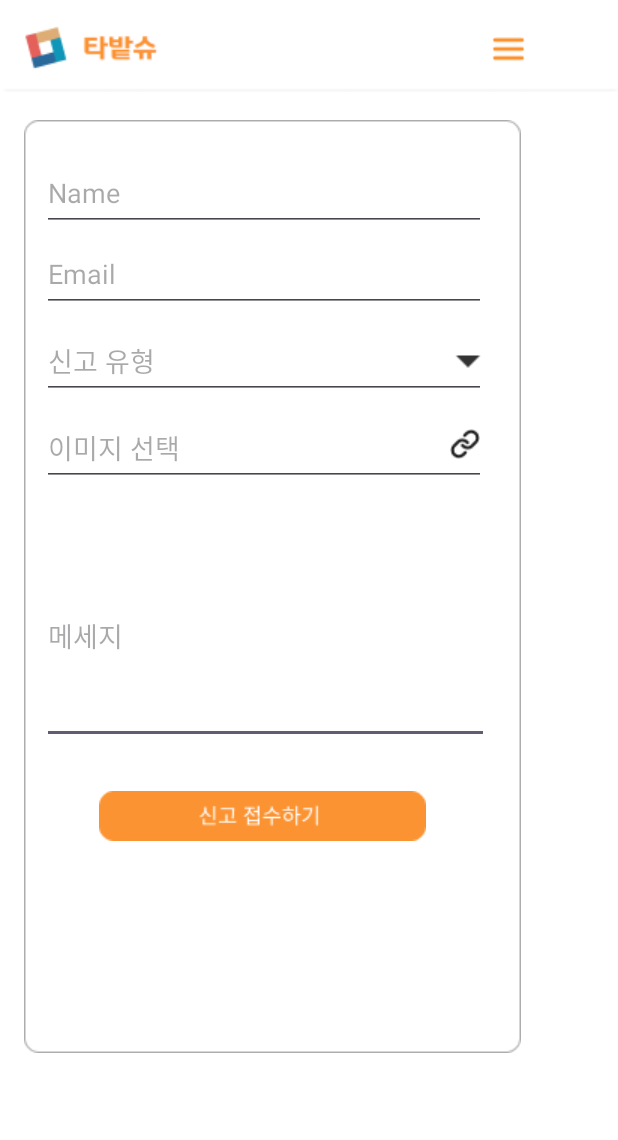
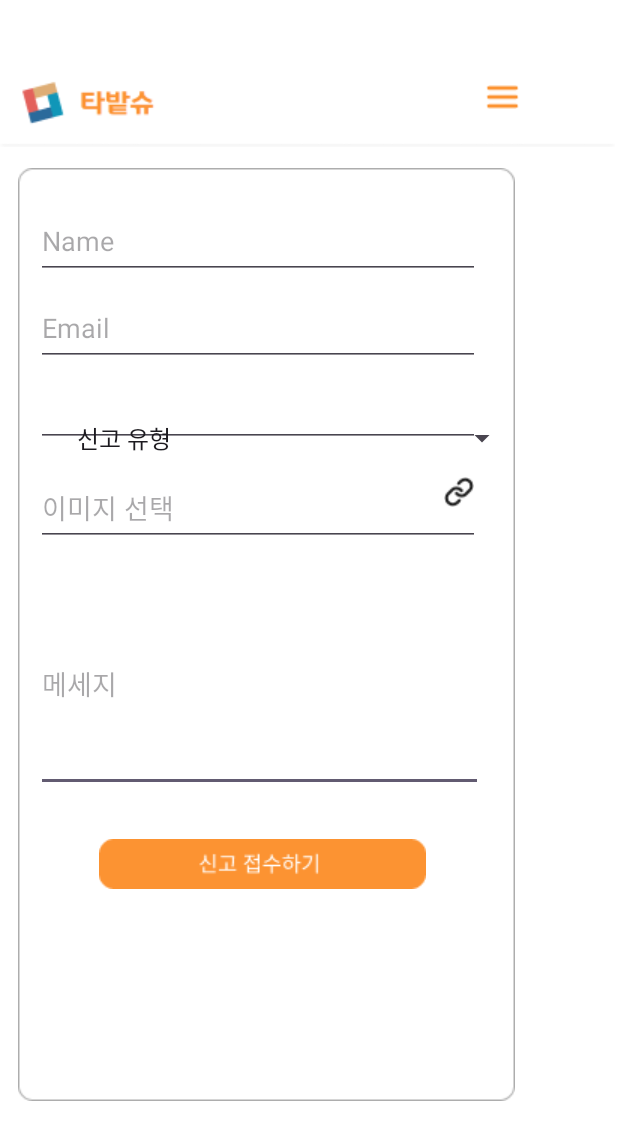
Before and after one commit to ta-bat-shu/tabatshu_android, an Android app: the ReportActivity screen opened directly, with no data from a screen before it, after a tap on "사진 촬영", on a phone screen of 412 x 824 dp. Shown: the top 1140 px of the screen. Run offline under Robolectric (Android 15) with nearby library versions, the phone set to English and light mode, and no system bars.

Commit message:
신고 타입 창 구현

```diff
--- a/app/src/main/java/com/example/tabatshu_android/ReportActivity.kt
+++ b/app/src/main/java/com/example/tabatshu_android/ReportActivity.kt
@@ -14,6 +14,7 @@ import android.view.View
 import android.widget.EditText
 import android.widget.ImageButton
 import android.widget.PopupMenu
+import android.widget.Spinner
 import android.widget.Toast
 import androidx.activity.enableEdgeToEdge
 import androidx.appcompat.app.AppCompatActivity
@@ -24,11 +25,13 @@ import java.io.File
 import java.io.IOException
 import java.text.SimpleDateFormat
 import java.util.*
+import android.widget.ArrayAdapter
+
 
 class ReportActivity : AppCompatActivity() {
     private lateinit var nameEditText: EditText
     private lateinit var emailEditText: EditText
-    private lateinit var reportTypeEditText: EditText
+    private lateinit var reportTypeSpinner: Spinner
     private lateinit var imageSelectEditText: EditText
     private lateinit var messageEditText: EditText
     private lateinit var currentPhotoPath: String
@@ -36,6 +39,7 @@ class ReportActivity : AppCompatActivity() {
     companion object {
         const val REQUEST_TAKE_PHOTO = 1
         const val REQUEST_CAMERA_PERMISSION = 2
+        const val REQUEST_SELECT_PHOTO = 3
     }
 
     override fun onCreate(savedInstanceState: Bundle?) {
@@ -56,9 +60,17 @@ class ReportActivity : AppCompatActivity() {
         // EditText 초기화
         nameEditText = findViewById(R.id.editTextText)
         emailEditText = findViewById(R.id.editTextText2)
-        reportTypeEditText = findViewById(R.id.editTextText3)
+        reportTypeSpinner = findViewById(R.id.reporttypebtn) // Spinner 초기화
         imageSelectEditText = findViewById(R.id.editTextText4)
         messageEditText = findViewById(R.id.editTextText5)
+
+        // Spinner에 데이터 설정
+        val reportTypes = arrayOf("신고 유형", "잠금장치 고장", "단말기 고장", "브레이크 고장", "바퀴고장", "기타")
+        val adapter = ArrayAdapter(this, android.R.layout.simple_spinner_item, reportTypes)
+        adapter.setDropDownViewResource(android.R.layout.simple_spinner_dropdown_item)
+        reportTypeSpinner.adapter = adapter
+
+        reportTypeSpinner.setSelection(0)  // 첫 번째 항목인 "신고 유형"을 기본값으로 선택
 
         // 메뉴 버튼 추가
         val menuButton = findViewById<ImageButton>(R.id.menu)
@@ -72,7 +84,7 @@ class ReportActivity : AppCompatActivity() {
             // 입력 값 가져오기
             val name = nameEditText.text.toString().trim()
             val email = emailEditText.text.toString().trim()
-            val reportType = reportTypeEditText.text.toString().trim()
+            val reportType = reportTypeSpinner.selectedItem.toString().trim() // Spinner에서 선택한 값
             val imageSelect = imageSelectEditText.text.toString().trim()
             val message = messageEditText.text.toString().trim()
 
@@ -96,6 +108,12 @@ class ReportActivity : AppCompatActivity() {
         val imgPhotoButton = findViewById<ImageButton>(R.id.imgphotobtn)
         imgPhotoButton.setOnClickListener {
             checkCameraPermissionAndDispatchTakePictureIntent()
+        }
+
+        // 사진 선택 버튼 추가
+        val selectPhotoButton = findViewById<ImageButton>(R.id.imgphotobtn)
+        selectPhotoButton.setOnClickListener {
+            openGalleryForImage()
         }
     }
 
@@ -154,6 +172,11 @@ class ReportActivity : AppCompatActivity() {
         }
     }
 
+    private fun openGalleryForImage() {
+        val intent = Intent(Intent.ACTION_PICK, MediaStore.Images.Media.EXTERNAL_CONTENT_URI)
+        startActivityForResult(intent, REQUEST_SELECT_PHOTO)
+    }
+
     override fun onRequestPermissionsResult(requestCode: Int, permissions: Array<out String>, grantResults: IntArray) {
         super.onRequestPermissionsResult(requestCode, permissions, grantResults)
         when (requestCode) {
@@ -171,10 +194,22 @@ class ReportActivity : AppCompatActivity() {
 
     override fun onActivityResult(requestCode: Int, resultCode: Int, data: Intent?) {
         super.onActivityResult(requestCode, resultCode, data)
-        if (requestCode == REQUEST_TAKE_PHOTO && resultCode == RESULT_OK) {
-            // 사진이 성공적으로 촬영된 경우, 경로를 EditText에 설정
-            findViewById<EditText>(R.id.editTextText4).setText(currentPhotoPath)
-            showToast("사진이 저장되었습니다: $currentPhotoPath")
+        when (requestCode) {
+            REQUEST_TAKE_PHOTO -> {
+                if (resultCode == RESULT_OK) {
+                    // 사진이 성공적으로 촬영된 경우, 경로를 EditText에 설정
+                    findViewById<EditText>(R.id.editTextText4).setText(currentPhotoPath)
+                    showToast("사진이 저장되었습니다: $currentPhotoPath")
+                }
+            }
+            REQUEST_SELECT_PHOTO -> {
+                if (resultCode == RESULT_OK && data != null) {
+                    val selectedImageUri: Uri? = data.data
+                    // 선택된 사진의 URI를 EditText에 표시
+                    findViewById<EditText>(R.id.editTextText4).setText(selectedImageUri.toString())
+                    showToast("사진이 선택되었습니다.")
+                }
+            }
         }
     }
 
--- a/app/src/main/res/layout/activity_report.xml
+++ b/app/src/main/res/layout/activity_report.xml
@@ -15,28 +15,18 @@
         android:layout_height="wrap_content"
         app:layout_constraintBottom_toBottomOf="parent"
         app:layout_constraintEnd_toEndOf="parent"
-        app:layout_constraintHorizontal_bias="1.0"
+        app:layout_constraintHorizontal_bias="0.0"
         app:layout_constraintStart_toStartOf="parent"
         app:layout_constraintTop_toTopOf="parent"
-        app:layout_constraintVertical_bias="0.005"
+        app:layout_constraintVertical_bias="0.053"
         app:srcCompat="@drawable/up_tab" />
-
-    <ImageView
-        android:id="@+id/imageView"
-        android:layout_width="wrap_content"
-        android:layout_height="wrap_content"
-        android:layout_marginStart="16dp"
-        android:layout_marginTop="80dp"
-        app:layout_constraintStart_toStartOf="parent"
-        app:layout_constraintTop_toTopOf="parent"
-        app:srcCompat="@drawable/reportbase" />
 
     <EditText
         android:id="@+id/editTextText5"
         android:layout_width="298dp"
         android:layout_height="144dp"
-        android:layout_marginStart="28dp"
-        android:layout_marginTop="28dp"
+        android:layout_marginStart="24dp"
+        android:layout_marginTop="20dp"
         android:ems="10"
         android:hint="메세지"
         android:inputType="text"
@@ -47,8 +37,8 @@
         android:id="@+id/editTextText"
         android:layout_width="296dp"
         android:layout_height="50dp"
-        android:layout_marginStart="28dp"
-        android:layout_marginTop="104dp"
+        android:layout_marginStart="24dp"
+        android:layout_marginTop="136dp"
         android:ems="10"
         android:hint="Name"
         android:inputType="text"
@@ -59,10 +49,9 @@
         android:id="@+id/editTextText3"
         android:layout_width="296dp"
         android:layout_height="50dp"
-        android:layout_marginStart="28dp"
-        android:layout_marginTop="8dp"
+        android:layout_marginStart="24dp"
+        android:layout_marginTop="4dp"
         android:ems="10"
-        android:hint="신고 유형"
         android:inputType="text"
         app:layout_constraintStart_toStartOf="parent"
         app:layout_constraintTop_toBottomOf="@id/editTextText2" />
@@ -71,8 +60,8 @@
         android:id="@+id/editTextText4"
         android:layout_width="296dp"
         android:layout_height="50dp"
-        android:layout_marginStart="28dp"
-        android:layout_marginTop="8dp"
+        android:layout_marginStart="24dp"
+        android:layout_marginTop="16dp"
         android:ems="10"
         android:hint="이미지 선택"
         android:inputType="text"
@@ -83,7 +72,7 @@
         android:id="@+id/report_button"
         android:layout_width="350dp"
         android:layout_height="120dp"
-        android:layout_marginTop="160dp"
+        android:layout_marginTop="152dp"
         android:background="@android:color/transparent"
         android:contentDescription="@string/report_button_description"
         android:src="@drawable/reportbutton"
@@ -96,31 +85,33 @@
         android:id="@+id/editTextText2"
         android:layout_width="296dp"
         android:layout_height="50dp"
-        android:layout_marginStart="28dp"
-        android:layout_marginTop="4dp"
+        android:layout_marginStart="24dp"
+        android:layout_marginTop="8dp"
         android:ems="10"
         android:hint="Email"
         android:inputType="text"
         app:layout_constraintStart_toStartOf="parent"
         app:layout_constraintTop_toBottomOf="@id/editTextText" />
 
-    <ImageView
+    <Spinner
         android:id="@+id/reporttypebtn"
-        android:layout_width="wrap_content"
-        android:layout_height="wrap_content"
-        android:layout_marginStart="300dp"
-        android:layout_marginTop="12dp"
+        android:layout_width="302dp"
+        android:layout_height="58dp"
+        android:hint="신고 유형"
+        android:textSize="28sp"
+        app:layout_constraintBottom_toBottomOf="parent"
+        app:layout_constraintEnd_toEndOf="parent"
+        app:layout_constraintHorizontal_bias="0.394"
         app:layout_constraintStart_toStartOf="parent"
-        app:layout_constraintTop_toTopOf="@+id/editTextText3"
-        app:srcCompat="@drawable/reporttypebtn" />
-
+        app:layout_constraintTop_toTopOf="parent"
+        app:layout_constraintVertical_bias="0.344" />
 
     <ImageButton
         android:id="@+id/imgphotobtn"
         android:layout_width="wrap_content"
         android:layout_height="wrap_content"
-        android:layout_marginStart="300dp"
-        android:layout_marginTop="12dp"
+        android:layout_marginStart="296dp"
+        android:layout_marginTop="4dp"
         android:background="#FFFFFF"
         android:contentDescription="@string/take_photo"
         app:layout_constraintStart_toStartOf="parent"
@@ -131,11 +122,23 @@
         android:id="@+id/menu"
         android:layout_width="69dp"
         android:layout_height="49dp"
-        android:layout_marginStart="304dp"
-        android:layout_marginTop="8dp"
+        android:layout_marginStart="300dp"
+        android:layout_marginTop="40dp"
         android:background="#4BFFFFFF"
         android:contentDescription="@string/menu_button_description"
         android:src="@drawable/menu"
         app:layout_constraintStart_toStartOf="parent"
         app:layout_constraintTop_toTopOf="parent" />
+
+    <ImageView
+        android:id="@+id/imageView"
+        android:layout_width="wrap_content"
+        android:layout_height="wrap_content"
+        android:layout_marginStart="12dp"
+        android:layout_marginTop="112dp"
+        app:layout_constraintStart_toStartOf="parent"
+        app:layout_constraintTop_toTopOf="parent"
+        app:srcCompat="@drawable/reportbase" />
+
+
 </androidx.constraintlayout.widget.ConstraintLayout>
--- a/app/src/main/res/values/strings.xml
+++ b/app/src/main/res/values/strings.xml
@@ -4,4 +4,11 @@
     <string name="menu_button_description">메뉴 버튼</string> <!-- 여기에 추가 -->
     <string name="report_button_description">신고하기 버튼</string>
     <string name="take_photo">사진 촬영</string>
+    <string-array name="report_types">
+        <item>잠금잠치 고장</item>
+        <item>단말기 고장</item>
+        <item>브레이크 고장</item>
+        <item>바퀴 고장</item>
+        <item>기타</item>
+    </string-array>
 </resources>
```
